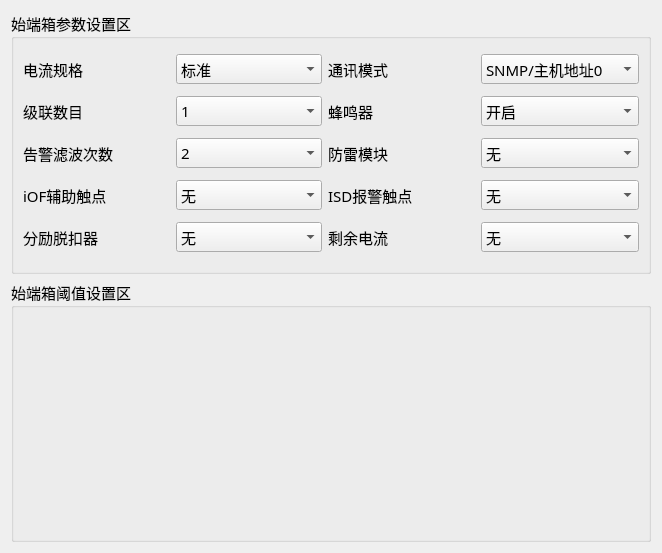
ChinaClever/BusbarTest, file setting/set_ipwid.ui: the form before one commit.
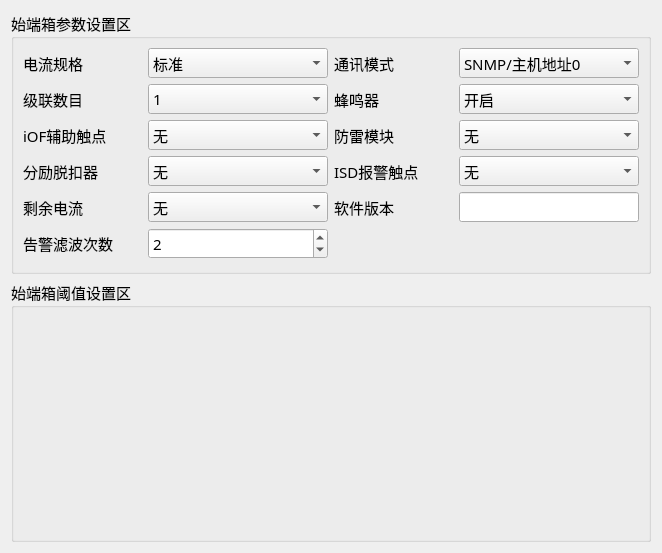
The form after the commit.

Patch:
```diff
--- a/setting/set_ipwid.ui
+++ b/setting/set_ipwid.ui
@@ -26,16 +26,6 @@
       <string>始端箱参数设置区</string>
      </property>
      <layout class="QGridLayout" name="gridLayout">
-      <item row="0" column="0">
-       <widget class="QLabel" name="label_12">
-        <property name="text">
-         <string>电流规格</string>
-        </property>
-        <property name="alignment">
-         <set>Qt::AlignLeading|Qt::AlignLeft|Qt::AlignVCenter</set>
-        </property>
-       </widget>
-      </item>
       <item row="0" column="1">
        <widget class="QComboBox" name="curTypeBox">
         <property name="minimumSize">
@@ -76,8 +66,8 @@
         </property>
        </widget>
       </item>
-      <item row="0" column="3">
-       <widget class="QComboBox" name="modeBox">
+      <item row="3" column="3">
+       <widget class="QComboBox" name="lightningBox">
         <property name="minimumSize">
          <size>
           <width>120</width>
@@ -86,27 +76,97 @@
         </property>
         <item>
          <property name="text">
-          <string>SNMP/主机地址0</string>
+          <string>无</string>
          </property>
         </item>
         <item>
          <property name="text">
-          <string>Modbus/主机地址1</string>
+          <string>配有</string>
          </property>
         </item>
        </widget>
       </item>
-      <item row="1" column="0">
-       <widget class="QLabel" name="label_7">
+      <item row="3" column="2">
+       <widget class="QLabel" name="label_3">
         <property name="text">
-         <string>级联数目</string>
+         <string>防雷模块</string>
         </property>
         <property name="alignment">
          <set>Qt::AlignLeading|Qt::AlignLeft|Qt::AlignVCenter</set>
         </property>
        </widget>
       </item>
-      <item row="1" column="1">
+      <item row="2" column="3">
+       <widget class="QComboBox" name="buzzerBox">
+        <property name="minimumSize">
+         <size>
+          <width>120</width>
+          <height>30</height>
+         </size>
+        </property>
+        <item>
+         <property name="text">
+          <string>开启</string>
+         </property>
+        </item>
+        <item>
+         <property name="text">
+          <string>关闭</string>
+         </property>
+        </item>
+       </widget>
+      </item>
+      <item row="0" column="0">
+       <widget class="QLabel" name="label_12">
+        <property name="text">
+         <string>电流规格</string>
+        </property>
+        <property name="alignment">
+         <set>Qt::AlignLeading|Qt::AlignLeft|Qt::AlignVCenter</set>
+        </property>
+       </widget>
+      </item>
+      <item row="4" column="2">
+       <widget class="QLabel" name="label_9">
+        <property name="text">
+         <string>ISD报警触点</string>
+        </property>
+        <property name="alignment">
+         <set>Qt::AlignLeading|Qt::AlignLeft|Qt::AlignVCenter</set>
+        </property>
+       </widget>
+      </item>
+      <item row="4" column="3">
+       <widget class="QComboBox" name="ISDBox">
+        <property name="minimumSize">
+         <size>
+          <width>120</width>
+          <height>30</height>
+         </size>
+        </property>
+        <item>
+         <property name="text">
+          <string>无</string>
+         </property>
+        </item>
+        <item>
+         <property name="text">
+          <string>配有</string>
+         </property>
+        </item>
+       </widget>
+      </item>
+      <item row="2" column="2">
+       <widget class="QLabel" name="label_2">
+        <property name="text">
+         <string>蜂鸣器</string>
+        </property>
+        <property name="alignment">
+         <set>Qt::AlignLeading|Qt::AlignLeft|Qt::AlignVCenter</set>
+        </property>
+       </widget>
+      </item>
+      <item row="2" column="1">
        <widget class="QComboBox" name="numBox">
         <property name="minimumSize">
          <size>
@@ -216,48 +276,18 @@
         </item>
        </widget>
       </item>
-      <item row="1" column="2">
-       <widget class="QLabel" name="label_2">
-        <property name="text">
-         <string>蜂鸣器</string>
-        </property>
-        <property name="alignment">
-         <set>Qt::AlignLeading|Qt::AlignLeft|Qt::AlignVCenter</set>
-        </property>
-       </widget>
-      </item>
-      <item row="1" column="3">
-       <widget class="QComboBox" name="buzzerBox">
-        <property name="minimumSize">
-         <size>
-          <width>120</width>
-          <height>30</height>
-         </size>
-        </property>
-        <item>
-         <property name="text">
-          <string>开启</string>
-         </property>
-        </item>
-        <item>
-         <property name="text">
-          <string>关闭</string>
-         </property>
-        </item>
-       </widget>
-      </item>
       <item row="2" column="0">
-       <widget class="QLabel" name="label_8">
+       <widget class="QLabel" name="label_7">
         <property name="text">
-         <string>告警滤波次数</string>
+         <string>级联数目</string>
         </property>
         <property name="alignment">
          <set>Qt::AlignLeading|Qt::AlignLeft|Qt::AlignVCenter</set>
         </property>
        </widget>
       </item>
-      <item row="2" column="1">
-       <widget class="QComboBox" name="filterBox">
+      <item row="0" column="3">
+       <widget class="QComboBox" name="modeBox">
         <property name="minimumSize">
          <size>
           <width>120</width>
@@ -266,52 +296,12 @@
         </property>
         <item>
          <property name="text">
-          <string>2</string>
+          <string>SNMP/主机地址0</string>
          </property>
         </item>
         <item>
          <property name="text">
-          <string>3</string>
-         </property>
-        </item>
-        <item>
-         <property name="text">
-          <string>4</string>
-         </property>
-        </item>
-        <item>
-         <property name="text">
-          <string>5</string>
-         </property>
-        </item>
-       </widget>
-      </item>
-      <item row="2" column="2">
-       <widget class="QLabel" name="label_3">
-        <property name="text">
-         <string>防雷模块</string>
-        </property>
-        <property name="alignment">
-         <set>Qt::AlignLeading|Qt::AlignLeft|Qt::AlignVCenter</set>
-        </property>
-       </widget>
-      </item>
-      <item row="2" column="3">
-       <widget class="QComboBox" name="lightningBox">
-        <property name="minimumSize">
-         <size>
-          <width>120</width>
-          <height>30</height>
-         </size>
-        </property>
-        <item>
-         <property name="text">
-          <string>无</string>
-         </property>
-        </item>
-        <item>
-         <property name="text">
-          <string>配有</string>
+          <string>Modbus/主机地址1</string>
          </property>
         </item>
        </widget>
@@ -346,38 +336,14 @@
         </item>
        </widget>
       </item>
-      <item row="3" column="2">
-       <widget class="QLabel" name="label_9">
-        <property name="text">
-         <string>ISD报警触点</string>
-        </property>
-        <property name="alignment">
-         <set>Qt::AlignLeading|Qt::AlignLeft|Qt::AlignVCenter</set>
-        </property>
-       </widget>
-      </item>
-      <item row="3" column="3">
-       <widget class="QComboBox" name="ISDBox">
-        <property name="minimumSize">
-         <size>
-          <width>120</width>
-          <height>30</height>
-         </size>
-        </property>
-        <item>
-         <property name="text">
-          <string>无</string>
-         </property>
-        </item>
-        <item>
-         <property name="text">
-          <string>配有</string>
-         </property>
-        </item>
-       </widget>
-      </item>
       <item row="4" column="0">
        <widget class="QLabel" name="label_13">
+        <property name="sizePolicy">
+         <sizepolicy hsizetype="Preferred" vsizetype="Preferred">
+          <horstretch>0</horstretch>
+          <verstretch>0</verstretch>
+         </sizepolicy>
+        </property>
         <property name="text">
          <string>分励脱扣器</string>
         </property>
@@ -406,7 +372,7 @@
         </item>
        </widget>
       </item>
-      <item row="4" column="2">
+      <item row="5" column="0">
        <widget class="QLabel" name="label_14">
         <property name="text">
          <string>剩余电流</string>
@@ -416,7 +382,7 @@
         </property>
        </widget>
       </item>
-      <item row="4" column="3">
+      <item row="5" column="1">
        <widget class="QComboBox" name="residualBox">
         <property name="minimumSize">
          <size>
@@ -436,6 +402,91 @@
         </item>
        </widget>
       </item>
+      <item row="5" column="3">
+       <widget class="QLineEdit" name="verlineEdit">
+        <property name="sizePolicy">
+         <sizepolicy hsizetype="Fixed" vsizetype="Fixed">
+          <horstretch>0</horstretch>
+          <verstretch>0</verstretch>
+         </sizepolicy>
+        </property>
+        <property name="minimumSize">
+         <size>
+          <width>180</width>
+          <height>0</height>
+         </size>
+        </property>
+        <property name="maximumSize">
+         <size>
+          <width>180</width>
+          <height>16777215</height>
+         </size>
+        </property>
+       </widget>
+      </item>
+      <item row="5" column="2">
+       <widget class="QLabel" name="label_15">
+        <property name="sizePolicy">
+         <sizepolicy hsizetype="Preferred" vsizetype="Preferred">
+          <horstretch>0</horstretch>
+          <verstretch>0</verstretch>
+         </sizepolicy>
+        </property>
+        <property name="minimumSize">
+         <size>
+          <width>0</width>
+          <height>30</height>
+         </size>
+        </property>
+        <property name="maximumSize">
+         <size>
+          <width>16777215</width>
+          <height>30</height>
+         </size>
+        </property>
+        <property name="text">
+         <string>软件版本</string>
+        </property>
+        <property name="alignment">
+         <set>Qt::AlignLeading|Qt::AlignLeft|Qt::AlignVCenter</set>
+        </property>
+       </widget>
+      </item>
+      <item row="10" column="0">
+       <widget class="QLabel" name="label_8">
+        <property name="text">
+         <string>告警滤波次数</string>
+        </property>
+        <property name="alignment">
+         <set>Qt::AlignLeading|Qt::AlignLeft|Qt::AlignVCenter</set>
+        </property>
+       </widget>
+      </item>
+      <item row="10" column="1">
+       <widget class="QSpinBox" name="filterspinBox">
+        <property name="sizePolicy">
+         <sizepolicy hsizetype="Fixed" vsizetype="Fixed">
+          <horstretch>0</horstretch>
+          <verstretch>0</verstretch>
+         </sizepolicy>
+        </property>
+        <property name="minimumSize">
+         <size>
+          <width>180</width>
+          <height>0</height>
+         </size>
+        </property>
+        <property name="maximumSize">
+         <size>
+          <width>180</width>
+          <height>16777215</height>
+         </size>
+        </property>
+        <property name="value">
+         <number>2</number>
+        </property>
+       </widget>
+      </item>
      </layout>
     </widget>
    </item>
```
